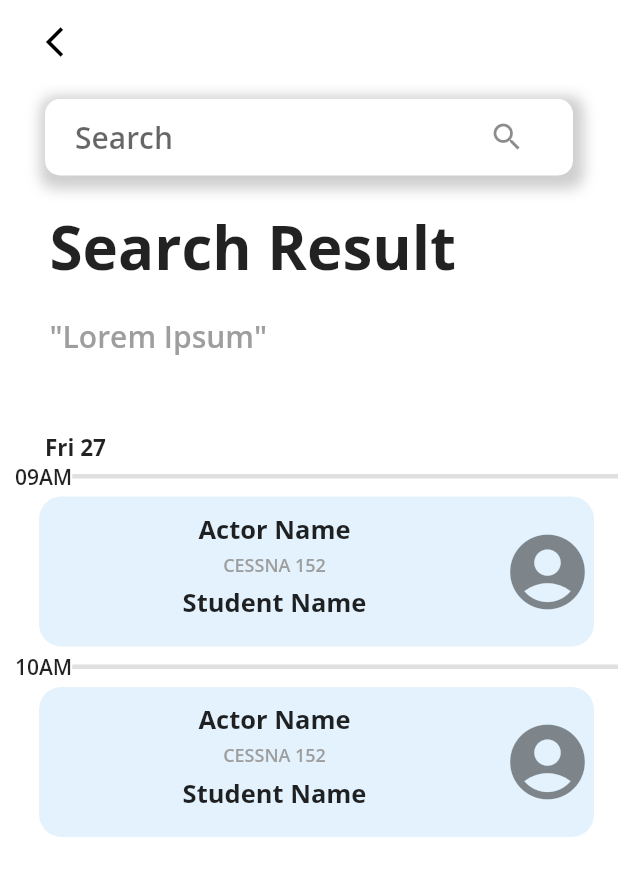
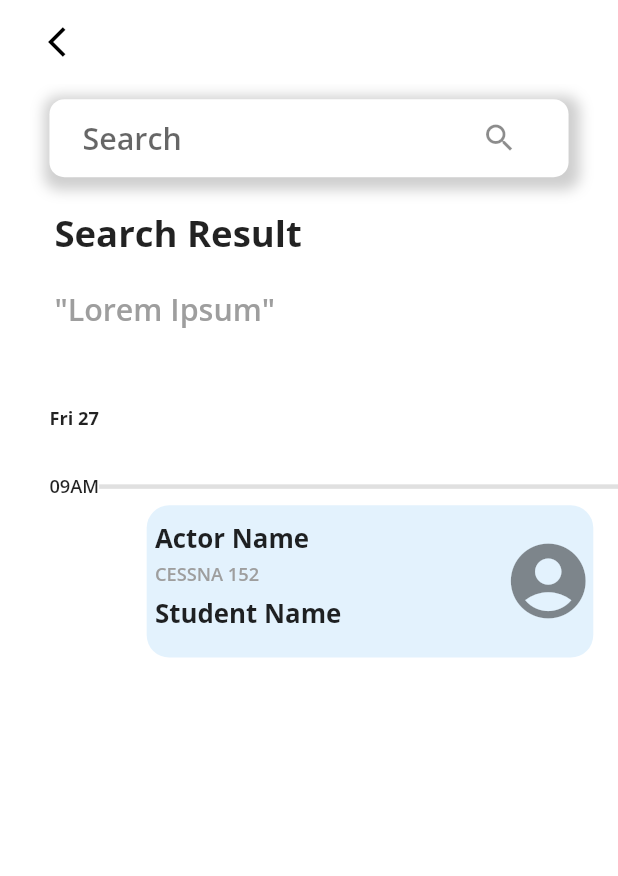
Before and after one commit to hexcodelabs/flight-schedule, a Flutter app: the SearchScreen screen opened directly, on a phone screen of 412 x 824 dp. Shown: the top 876 px of the screen. Run offline on Flutter 3.47's test engine with Material 2 defaults, Android fonts, the phone set to English and light mode, and no system bars; our stand-ins replace flutter_screenutil, flutter_svg, ionicons.

Commit message:
search_screen.dart fixed

```diff
--- a/lib/screen_selector.dart
+++ b/lib/screen_selector.dart
@@ -1,4 +1,4 @@
-import 'package:air_club/screens/Add_Event.dart';
+import 'package:air_club/screens/add_event.dart';
 import 'package:flutter_screenutil/flutter_screenutil.dart';
 import 'package:flutter/cupertino.dart';
 import 'package:flutter_svg/flutter_svg.dart';
@@ -45,7 +45,10 @@ class _ScreenSelectorState extends State<ScreenSelector> {
         iconTheme: IconThemeData(color: Colors.black),
         elevation: 0,
         actions: [
-          IconButton(icon: Icon(Icons.search_rounded), onPressed: () {
+          IconButton(
+            splashRadius: 20,
+              icon: Icon(Icons.search_rounded),
+              onPressed: () {
             Navigator.of(context).push(
               PageRouteBuilder(
                 pageBuilder: (context, animation, secondaryAnimation) => SearchScreen(),
--- a/lib/screens/search_screen.dart
+++ b/lib/screens/search_screen.dart
@@ -1,5 +1,6 @@
 import 'package:air_club/screens/home_screen.dart';
 import 'package:flutter/material.dart';
+import 'package:flutter_screenutil/flutter_screenutil.dart';
 
 class SearchScreen extends StatefulWidget {
   @override
@@ -15,7 +16,8 @@ class _SearchScreenState extends State<SearchScreen> {
         elevation: 0.0,
         bottomOpacity: 0.0,
         leading: IconButton(
-          padding: EdgeInsets.only(left: 29),
+          splashRadius: 20,
+          padding: EdgeInsets.only(left: 29.w),
           icon: Icon(Icons.arrow_back_ios),
           onPressed: (){
             Navigator.pop(context, HomeScreen());
@@ -27,8 +29,8 @@ class _SearchScreenState extends State<SearchScreen> {
           child: Column(
             children: [
               Container(
-                margin: EdgeInsets.only(right:30,left: 30, top: 10),
-                padding: EdgeInsets.only(right: 20, left: 20),
+                margin: EdgeInsets.only(right:30.w,left: 30.w, top: 10.h),
+                padding: EdgeInsets.only(right: 20.w, left: 20.w),
                 child: TextField(
                   decoration: InputDecoration(
                     hintText: "Search",
@@ -36,7 +38,7 @@ class _SearchScreenState extends State<SearchScreen> {
                     border: InputBorder.none,
                   ),
                   cursorColor: Colors.black,
-                  style: TextStyle(fontSize: 20.0),
+                  style: TextStyle(fontSize: 20.0.sp),
                 ),
                 decoration:BoxDecoration(
                   color: Colors.white,
@@ -58,60 +60,68 @@ class _SearchScreenState extends State<SearchScreen> {
               ),
               Container(
 //                color: Colors.grey,
-                margin: EdgeInsets.only(left: 33, top: 20),
+                margin: EdgeInsets.only(left: 33.w, top: 20.h),
                 alignment: Alignment.topLeft,
-                child: Text("Search Result", style: TextStyle(fontSize: 40.0, fontWeight: FontWeight.bold ),),
+                child: Text("Search Result", style: TextStyle(fontSize: 24.0.sp, fontWeight: FontWeight.bold),),
               ),
               Container(
-                padding: EdgeInsets.only(left: 33, top: 20),
+                padding: EdgeInsets.only(left: 33.w, top: 20.h),
                 alignment: Alignment.topLeft,
-                child: Text("\"Lorem Ipsum\"", style: TextStyle(fontSize: 20.0, color: Colors.grey),),
+                child: Text("\"Lorem Ipsum\"", style: TextStyle(fontSize: 20.0.sp, color: Colors.grey),),
               ),
               Container(
-                padding: EdgeInsets.only(left: 30, top: 50),
+                padding: EdgeInsets.only(left: 30.w, top: 50.h, bottom: 28.h),
                 alignment: Alignment.topLeft,
-                child: Text("Fri 27", style: TextStyle(fontSize: 15.0, fontWeight: FontWeight.bold ),),
+                child: Text("Fri 27", style: TextStyle(fontSize: 12.0.sp, fontWeight: FontWeight.bold ),),
               ),
               Container (
-                margin: EdgeInsets.only(left: 10.0),
                 height:  MediaQuery.of(context).size.height*.80,
 //                  color: Colors.grey,
                 child: ListView(
+                  padding: EdgeInsets.only(left: 30.0.w),
                   scrollDirection: Axis.vertical,
                   children: [
                     Row(
                         children: <Widget>[
-                          Text("09AM"),
+                          Text("09AM",
+                          style: TextStyle(
+                            fontSize: 12.sp
+                          ),),
                           Expanded(
                               child: Divider(thickness: 3.0,)
                           ),
                         ]
                     ),
                     ListTile(
+
                       title: Container(
+                          padding: EdgeInsets.only(left: 44.0.w),
 //                            color:Colors.lightBlueAccent,
                           child: Column(
                             children: [
                               Container(
+                                width: 271.w,
                                 decoration: BoxDecoration(
                                   color: Colors.blue[50],
                                   borderRadius: BorderRadius.circular(15.0),
                                 ),
 //                                    color: Colors.blue[50],
                                 child: Row(
+                                  mainAxisAlignment: MainAxisAlignment.spaceBetween,
                                   children: [
                                     Container(
-                                      width:MediaQuery.of(context).size.width*0.75,
-                                      height: 100,
-                                      padding: EdgeInsets.only(left: 5.0, top: 10.0),
+                                      // width:MediaQuery.of(context).size.width*0.75,
+                                      height: 100.h,
+                                      padding: EdgeInsets.only(left: 5.0.w, top: 10.0.h),
 //                                            color: Colors.amberAccent,
                                       child: Column(
+                                        crossAxisAlignment: CrossAxisAlignment.start,
                                         children: [
-                                          Text('Actor Name', style: TextStyle(fontSize: 17.0, fontWeight: FontWeight.bold), textAlign: TextAlign.left),
-                                          SizedBox(height: 4.0,width: 2.0,),
-                                          Text('CESSNA 152', style: TextStyle(fontSize: 12.0, color: Colors.grey),textAlign: TextAlign.left),
-                                          SizedBox(height: 6.0,),
-                                          Text('Student Name', style: TextStyle(fontSize: 17.0, fontWeight: FontWeight.bold),textAlign: TextAlign.left),
+                                          Text('Actor Name', style: TextStyle(fontSize: 17.0.sp, fontWeight: FontWeight.bold), textAlign: TextAlign.left),
+                                          SizedBox(height: 4.0.h,width: 2.0.w,),
+                                          Text('CESSNA 152', style: TextStyle(fontSize: 12.0.sp, color: Colors.grey),textAlign: TextAlign.left),
+                                          SizedBox(height: 6.0.h,),
+                                          Text('Student Name', style: TextStyle(fontSize: 17.0.sp, fontWeight: FontWeight.bold),textAlign: TextAlign.left),
                                         ],
                                       ),
                                     ),
@@ -126,51 +136,6 @@ class _SearchScreenState extends State<SearchScreen> {
                           )),
 
                     ),
-                    Row(
-                        children: <Widget>[
-                          Text("10AM"),
-                          Expanded(
-                              child: Divider(thickness: 3.0,)
-                          ),
-                        ]
-                    ),
-                    ListTile(
-                      title: Container(
-//                            color:Colors.lightBlueAccent,
-                          child: Column(
-                            children: [
-                              Container(
-                                decoration: BoxDecoration(
-                                  color: Colors.blue[50],
-                                  borderRadius: BorderRadius.circular(15.0),
-                                ),
-                                child: Row(
-                                  children: [
-                                    Container(
-                                      width:MediaQuery.of(context).size.width*0.75,
-                                      height: 100,
-                                      padding: EdgeInsets.only(left: 5.0, top: 10.0),
-//                                            color: Colors.amberAccent,
-                                      child: Column(
-                                        children: [
-                                          Text('Actor Name', style: TextStyle(fontSize: 17.0, fontWeight: FontWeight.bold),textAlign: TextAlign.left),
-                                          SizedBox(height: 4.0,),
-                                          Text('CESSNA 152', style: TextStyle(fontSize: 12.0, color: Colors.grey),textAlign: TextAlign.left),
-                                          SizedBox(height: 6.0,),
-                                          Text('Student Name', style: TextStyle(fontSize: 17.0, fontWeight: FontWeight.bold),textAlign: TextAlign.left),
-                                        ],
-                                      ),
-                                    ),
-                                    Icon(
-                                      Icons.account_circle,size: 60,
-                                    )
-                                  ],
-                                ),
-                              )
-
-                            ],
-                          )),
-                    ),
                   ],
                 ),
               ),
```
